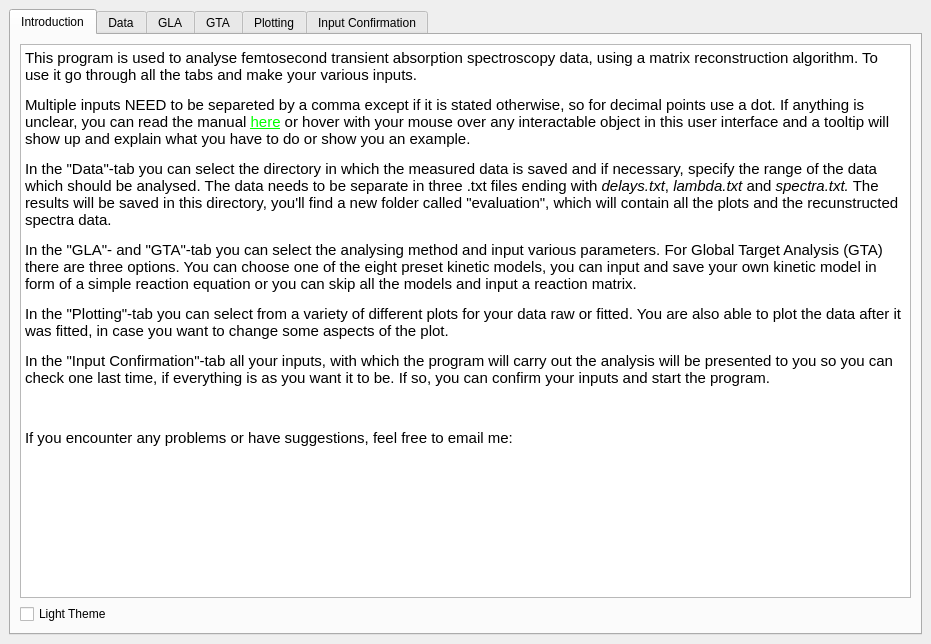
4-DMAPandSadness/EfsTA, file gui.ui: the form before one commit.
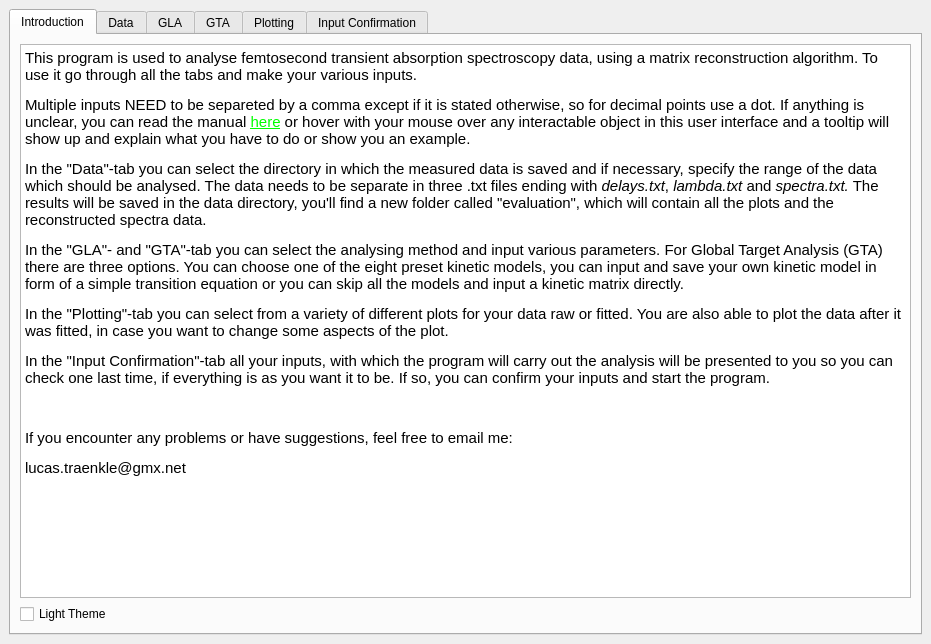
The form after the commit. The open tabs and pages were chosen to show the change. Icons and pictures are not drawn.

Patch:
```diff
--- a/gui.ui
+++ b/gui.ui
@@ -33,13 +33,14 @@
 p, li { white-space: pre-wrap; }
 &lt;/style&gt;&lt;/head&gt;&lt;body style=&quot; font-family:'Sans Serif'; font-size:9pt; font-weight:400; font-style:normal;&quot;&gt;
 &lt;p style=&quot; margin-top:0px; margin-bottom:0px; margin-left:0px; margin-right:0px; -qt-block-indent:0; text-indent:0px;&quot;&gt;&lt;span style=&quot; font-family:'MS Shell Dlg 2'; font-size:11pt;&quot;&gt;This program is used to analyse femtosecond transient absorption spectroscopy data, using a matrix reconstruction algorithm. To use it go through all the tabs and make your various inputs.&lt;/span&gt;&lt;/p&gt;
-&lt;p style=&quot; margin-top:12px; margin-bottom:12px; margin-left:0px; margin-right:0px; -qt-block-indent:0; text-indent:0px;&quot;&gt;&lt;span style=&quot; font-family:'MS Shell Dlg 2'; font-size:11pt;&quot;&gt;Multiple inputs NEED to be separeted by a comma except if it is stated otherwise, so for decimal points use a dot. If anything is unclear, you can read the manual &lt;/span&gt;&lt;a href=&quot;https://github.com/4-DMAPandSadness/EfsTA/blob/main/README.md&quot;&gt;&lt;span style=&quot; font-size:11pt; text-decoration: underline; color:#00ff00;&quot;&gt;here&lt;/span&gt;&lt;/a&gt;&lt;span style=&quot; font-family:'MS Shell Dlg 2'; font-size:11pt;&quot;&gt; or hover with your mouse over any interactable object in this user interface and a tooltip will show up and explain what you have to do or show you an example.&lt;/span&gt;&lt;/p&gt;
-&lt;p style=&quot; margin-top:12px; margin-bottom:12px; margin-left:0px; margin-right:0px; -qt-block-indent:0; text-indent:0px;&quot;&gt;&lt;span style=&quot; font-family:'MS Shell Dlg 2'; font-size:11pt;&quot;&gt;In the &amp;quot;Data&amp;quot;-tab you can select the directory in which the measured data is saved and if necessary, specify the range of the data which should be analysed. The data needs to be separate in three .txt files ending with &lt;/span&gt;&lt;span style=&quot; font-family:'MS Shell Dlg 2'; font-size:11pt; font-style:italic;&quot;&gt;delays.txt&lt;/span&gt;&lt;span style=&quot; font-family:'MS Shell Dlg 2'; font-size:11pt;&quot;&gt;, &lt;/span&gt;&lt;span style=&quot; font-family:'MS Shell Dlg 2'; font-size:11pt; font-style:italic;&quot;&gt;lambda.txt&lt;/span&gt;&lt;span style=&quot; font-family:'MS Shell Dlg 2'; font-size:11pt;&quot;&gt; and &lt;/span&gt;&lt;span style=&quot; font-family:'MS Shell Dlg 2'; font-size:11pt; font-style:italic;&quot;&gt;spectra.txt.&lt;/span&gt;&lt;span style=&quot; font-family:'MS Shell Dlg 2'; font-size:11pt;&quot;&gt; The results will be saved in this directory, you'll find a new folder called &amp;quot;evaluation&amp;quot;, which will contain all the plots and the recunstructed spectra data.&lt;/span&gt;&lt;/p&gt;
-&lt;p style=&quot; margin-top:12px; margin-bottom:12px; margin-left:0px; margin-right:0px; -qt-block-indent:0; text-indent:0px;&quot;&gt;&lt;span style=&quot; font-family:'MS Shell Dlg 2'; font-size:11pt;&quot;&gt;In the &amp;quot;GLA&amp;quot;- and &amp;quot;GTA&amp;quot;-tab you can select the analysing method and input various parameters. For Global Target Analysis (GTA) there are three options. You can choose one of the eight preset kinetic models, you can input and save your own kinetic model in form of a simple reaction equation or you can skip all the models and input a reaction matrix.&lt;/span&gt;&lt;/p&gt;
+&lt;p style=&quot; margin-top:12px; margin-bottom:12px; margin-left:0px; margin-right:0px; -qt-block-indent:0; text-indent:0px;&quot;&gt;&lt;span style=&quot; font-family:'MS Shell Dlg 2'; font-size:11pt;&quot;&gt;Multiple inputs NEED to be separeted by a comma except if it is stated otherwise, so for decimal points use a dot. If anything is unclear, you can read the manual &lt;/span&gt;&lt;a href=&quot;https://github.com/4-DMAPandSadness/EfsTA/blob/main/User%20Guide.md&quot;&gt;&lt;span style=&quot; font-size:11pt; text-decoration: underline; color:#00ff00;&quot;&gt;here&lt;/span&gt;&lt;/a&gt;&lt;span style=&quot; font-family:'MS Shell Dlg 2'; font-size:11pt;&quot;&gt; or hover with your mouse over any interactable object in this user interface and a tooltip will show up and explain what you have to do or show you an example.&lt;/span&gt;&lt;/p&gt;
+&lt;p style=&quot; margin-top:12px; margin-bottom:12px; margin-left:0px; margin-right:0px; -qt-block-indent:0; text-indent:0px;&quot;&gt;&lt;span style=&quot; font-family:'MS Shell Dlg 2'; font-size:11pt;&quot;&gt;In the &amp;quot;Data&amp;quot;-tab you can select the directory in which the measured data is saved and if necessary, specify the range of the data which should be analysed. The data needs to be separate in three .txt files ending with &lt;/span&gt;&lt;span style=&quot; font-family:'MS Shell Dlg 2'; font-size:11pt; font-style:italic;&quot;&gt;delays.txt&lt;/span&gt;&lt;span style=&quot; font-family:'MS Shell Dlg 2'; font-size:11pt;&quot;&gt;, &lt;/span&gt;&lt;span style=&quot; font-family:'MS Shell Dlg 2'; font-size:11pt; font-style:italic;&quot;&gt;lambda.txt&lt;/span&gt;&lt;span style=&quot; font-family:'MS Shell Dlg 2'; font-size:11pt;&quot;&gt; and &lt;/span&gt;&lt;span style=&quot; font-family:'MS Shell Dlg 2'; font-size:11pt; font-style:italic;&quot;&gt;spectra.txt.&lt;/span&gt;&lt;span style=&quot; font-family:'MS Shell Dlg 2'; font-size:11pt;&quot;&gt; The results will be saved in the data directory, you'll find a new folder called &amp;quot;evaluation&amp;quot;, which will contain all the plots and the reconstructed spectra data.&lt;/span&gt;&lt;/p&gt;
+&lt;p style=&quot; margin-top:12px; margin-bottom:12px; margin-left:0px; margin-right:0px; -qt-block-indent:0; text-indent:0px;&quot;&gt;&lt;span style=&quot; font-family:'MS Shell Dlg 2'; font-size:11pt;&quot;&gt;In the &amp;quot;GLA&amp;quot;- and &amp;quot;GTA&amp;quot;-tab you can select the analysing method and input various parameters. For Global Target Analysis (GTA) there are three options. You can choose one of the eight preset kinetic models, you can input and save your own kinetic model in form of a simple transition equation or you can skip all the models and input a kinetic matrix directly.&lt;/span&gt;&lt;/p&gt;
 &lt;p style=&quot; margin-top:12px; margin-bottom:12px; margin-left:0px; margin-right:0px; -qt-block-indent:0; text-indent:0px;&quot;&gt;&lt;span style=&quot; font-family:'MS Shell Dlg 2'; font-size:11pt;&quot;&gt;In the &amp;quot;Plotting&amp;quot;-tab you can select from a variety of different plots for your data raw or fitted. You are also able to plot the data after it was fitted, in case you want to change some aspects of the plot.&lt;/span&gt;&lt;/p&gt;
 &lt;p style=&quot; margin-top:12px; margin-bottom:12px; margin-left:0px; margin-right:0px; -qt-block-indent:0; text-indent:0px;&quot;&gt;&lt;span style=&quot; font-family:'MS Shell Dlg 2'; font-size:11pt;&quot;&gt;In the &amp;quot;Input Confirmation&amp;quot;-tab all your inputs, with which the program will carry out the analysis will be presented to you so you can check one last time, if everything is as you want it to be. If so, you can confirm your inputs and start the program.&lt;/span&gt;&lt;/p&gt;
 &lt;p style=&quot;-qt-paragraph-type:empty; margin-top:12px; margin-bottom:12px; margin-left:0px; margin-right:0px; -qt-block-indent:0; text-indent:0px; font-family:'MS Shell Dlg 2'; font-size:11pt;&quot;&gt;&lt;br /&gt;&lt;/p&gt;
-&lt;p style=&quot; margin-top:12px; margin-bottom:12px; margin-left:0px; margin-right:0px; -qt-block-indent:0; text-indent:0px;&quot;&gt;&lt;span style=&quot; font-family:'MS Shell Dlg 2'; font-size:11pt;&quot;&gt;If you encounter any problems or have suggestions, feel free to email me:&lt;/span&gt;&lt;/p&gt;&lt;/body&gt;&lt;/html&gt;</string>
+&lt;p style=&quot; margin-top:12px; margin-bottom:12px; margin-left:0px; margin-right:0px; -qt-block-indent:0; text-indent:0px;&quot;&gt;&lt;span style=&quot; font-family:'MS Shell Dlg 2'; font-size:11pt;&quot;&gt;If you encounter any problems or have suggestions, feel free to email me:&lt;/span&gt;&lt;/p&gt;
+&lt;p style=&quot; margin-top:12px; margin-bottom:12px; margin-left:0px; margin-right:0px; -qt-block-indent:0; text-indent:0px;&quot;&gt;&lt;span style=&quot; font-family:'MS Shell Dlg 2'; font-size:11pt;&quot;&gt;lucas.traenkle@gmx.net&lt;/span&gt;&lt;/p&gt;&lt;/body&gt;&lt;/html&gt;</string>
           </property>
           <property name="openExternalLinks">
            <bool>true</bool>
```
Left out of the diff: 91 changed lines with no effect on the pictures.
